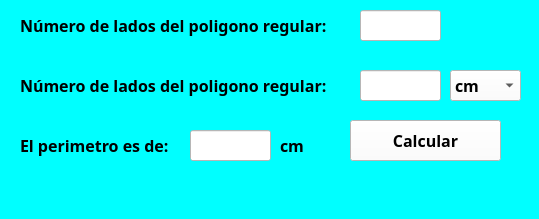
The window that Programas/U1_Ejercicios/E4_PerimPoligReg.ui (NEUTRALDUST21/PIP_2024_3_Eq_Maciel) describes before a commit, drawn with Qt 5.
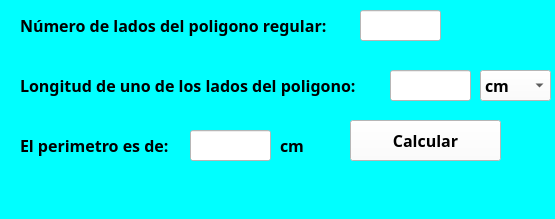
The same window after the commit.

Diff of the .ui file:
```diff
--- a/Programas/U1_Ejercicios/E4_PerimPoligReg.ui
+++ b/Programas/U1_Ejercicios/E4_PerimPoligReg.ui
@@ -6,7 +6,7 @@
    <rect>
     <x>0</x>
     <y>0</y>
-    <width>539</width>
+    <width>555</width>
     <height>219</height>
    </rect>
   </property>
@@ -67,7 +67,7 @@
      <rect>
       <x>20</x>
       <y>70</y>
-      <width>341</width>
+      <width>371</width>
       <height>31</height>
      </rect>
     </property>
@@ -80,13 +80,13 @@
      </font>
     </property>
     <property name="text">
-     <string>Número de lados del poligono regular:</string>
+     <string>Longitud de uno de los lados del poligono:</string>
     </property>
    </widget>
    <widget class="QLineEdit" name="txt_long">
     <property name="geometry">
      <rect>
-      <x>360</x>
+      <x>390</x>
       <y>70</y>
       <width>81</width>
       <height>31</height>
@@ -110,7 +110,7 @@
    <widget class="QComboBox" name="cb_medida">
     <property name="geometry">
      <rect>
-      <x>450</x>
+      <x>480</x>
       <y>70</y>
       <width>71</width>
       <height>31</height>
```
Left out of the diff: 2 changed lines with no effect on the pictures.
